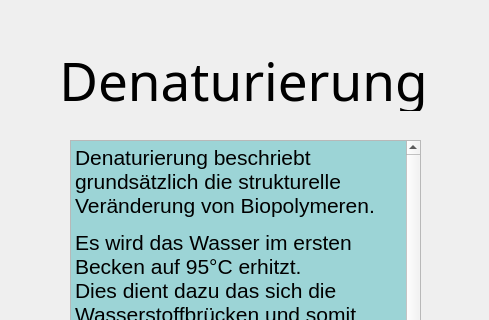
Old version of the form dipl_Phasenablauf/AblaufWindowDenat_v1.ui in the repository diplomarbeit-PCR/Diplomarbeit_PCR; both pictures show x 0 to 489 and y 0 to 320 of the 489 by 733 pixel window.
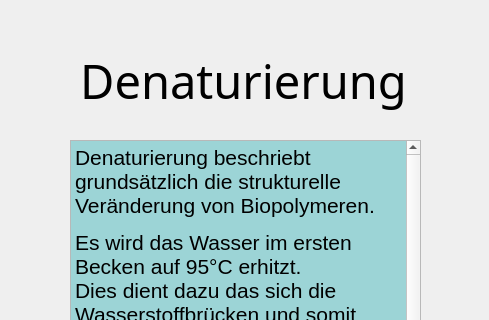
New version of the form.

```diff
--- a/dipl_Phasenablauf/AblaufWindowDenat_v1.ui
+++ b/dipl_Phasenablauf/AblaufWindowDenat_v1.ui
@@ -51,7 +51,7 @@
     <property name="font">
      <font>
       <family>Tw Cen MT</family>
-      <pointsize>40</pointsize>
+      <pointsize>35</pointsize>
       <bold>false</bold>
      </font>
     </property>
```
